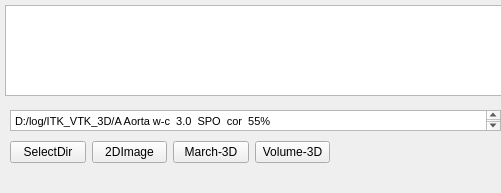
First picture: the form in Tools/TestITKImage3D/mainwindow.ui, repository zyq1569/HealthApp, before the edit; both pictures show x 0 to 501 and y 0 to 193 of the 873 by 193 pixel window.
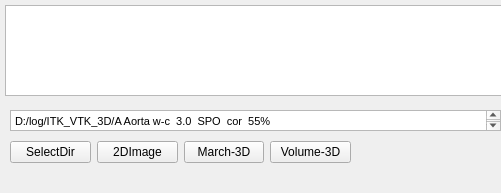
Second picture: the form after the edit.

```diff
--- a/Tools/TestITKImage3D/mainwindow.ui
+++ b/Tools/TestITKImage3D/mainwindow.ui
@@ -36,7 +36,7 @@
      <rect>
       <x>10</x>
       <y>140</y>
-      <width>320</width>
+      <width>341</width>
       <height>25</height>
      </rect>
     </property>
```
